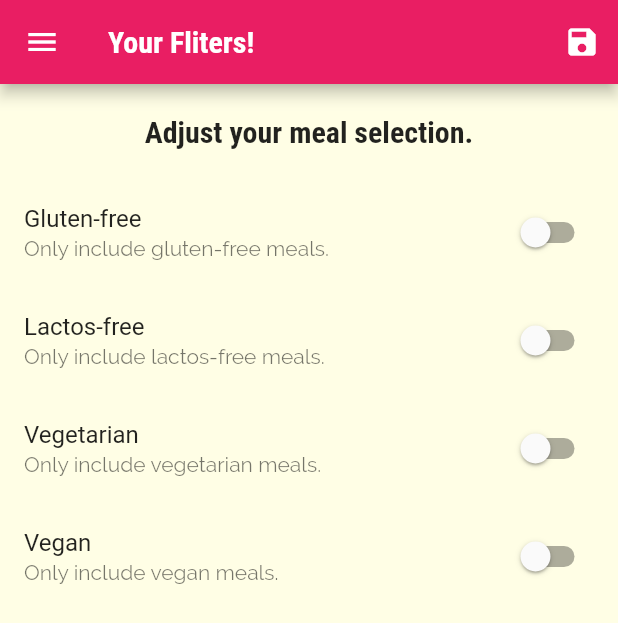
After one commit to vtmonilgandhi/Flutter-Demos, a Flutter app: the FlitersScreen screen opened by its route, in the side drawer, after a tap on the "save" icon, on a phone screen of 412 x 824 dp. The commit adds this screen. Shown: the top 623 px of the screen. Run offline on Flutter 3.47's test engine with Material 2 defaults, Android fonts, the phone set to English and light mode, and no system bars; our stand-ins replace camera, firebase_database, shared_preferences, sqflite; accounts and stored records are empty; project files that could hold a hidden picture were left out.

Commit message:
Added filter and favorite options

```diff
--- a/meals_app/lib/main.dart
+++ b/meals_app/lib/main.dart
@@ -1,6 +1,9 @@
 import 'package:flutter/material.dart';
+import 'package:meals_app/dummy_data.dart';
+import 'package:meals_app/screens/fliters_screen.dart';
 import 'package:meals_app/screens/meal_detail_screen.dart';
 
+import 'models/meal.dart';
 import 'screens/categories_screen.dart';
 import 'screens/category_meals_screen.dart';
 import 'screens/tabs_screen.dart';
@@ -9,8 +12,64 @@
   runApp(const MyApp());
 }
 
-class MyApp extends StatelessWidget {
+class MyApp extends StatefulWidget {
   const MyApp({super.key});
+
+  @override
+  State<MyApp> createState() => _MyAppState();
+}
+
+class _MyAppState extends State<MyApp> {
+  Map<String, bool> _filters = {
+    'gluten': false,
+    'lactose': false,
+    'vegetarian': false,
+    'vegan': false
+  };
+
+  List<Meal> _availableMeals = DUMMY_MEALS;
+  List<Meal> _favoriteMeals = [];
+
+  void _setFilters(Map<String, bool> filterData) {
+    setState(() {
+      _filters = filterData;
+      _availableMeals = DUMMY_MEALS.where((meal) {
+        if (_filters['gluten']! && !meal.isGlutenFree) {
+          return false;
+        }
+        if (_filters['lactose']! && !meal.isLactoseFree) {
+          return false;
+        }
+        if (_filters['vegetarian']! && !meal.isVegetarian) {
+          return false;
+        }
+        if (_filters['vegan']! && !meal.isVegan) {
+          return false;
+        }
+        return true;
+      }).toList();
+    });
+  }
+
+  void _toggleFavorite(String mealId) {
+    final existingIndex =
+        _favoriteMeals.indexWhere((meal) => meal.id == mealId);
+    if (existingIndex >= 0) {
+      setState(() {
+        _favoriteMeals.removeAt(existingIndex);
+      });
+    } else {
+      setState(() {
+        _favoriteMeals.add(
+          DUMMY_MEALS.firstWhere((meal) => meal.id == mealId),
+        );
+      });
+    }
+  }
+
+  bool _isMealFavorite(String id) {
+    return _favoriteMeals.any((meal) => meal.id == id);
+  }
 
   @override
   Widget build(BuildContext context) {
@@ -29,11 +88,18 @@
           colorScheme: ColorScheme.fromSwatch(primarySwatch: Colors.pink)
               .copyWith(secondary: Colors.amber)),
       // home: const CategoriesScreen(),
-      initialRoute: '/ ',
+      initialRoute: '/',
       routes: {
-        '/': (ctx) => const TabsScreen(),
-        CategoryMealsScreen.routeName: (ctx) => const CategoryMealsScreen(),
-        MealDetailScreen.routeName: (ctx) => const MealDetailScreen(),
+        '/': (ctx) => TabsScreen(favoriteMeals: _favoriteMeals),
+        CategoryMealsScreen.routeName: (ctx) => CategoryMealsScreen(
+              availableMeals: _availableMeals,
+            ),
+        MealDetailScreen.routeName: (ctx) =>
+            MealDetailScreen(_toggleFavorite, _isMealFavorite),
+        FlitersScreen.routeName: (ctx) => FlitersScreen(
+              saveFilters: _setFilters,
+              currentFilters: _filters,
+            ),
       },
       onUnknownRoute: (settings) {
         return MaterialPageRoute(builder: (ctx) => const CategoriesScreen());
--- /dev/null
+++ b/meals_app/lib/screens/fliters_screen.dart
@@ -0,0 +1,105 @@
+import 'package:flutter/material.dart';
+import 'package:meals_app/widgets/main_drawer.dart';
+
+class FlitersScreen extends StatefulWidget {
+  const FlitersScreen(
+      {super.key, required this.saveFilters, required this.currentFilters});
+
+  static const routeName = '/filters';
+  final dynamic saveFilters;
+  final Map<String, bool> currentFilters;
+  @override
+  State<FlitersScreen> createState() => _FlitersScreenState();
+}
+
+class _FlitersScreenState extends State<FlitersScreen> {
+  bool _glutenFree = false;
+  bool _lactoseFree = false;
+  bool _vegetarian = false;
+  bool _vegan = false;
+
+  @override
+  void initState() {
+    _glutenFree = widget.currentFilters['gluten']!;
+    _lactoseFree = widget.currentFilters['lactose']!;
+    _vegetarian = widget.currentFilters['vegetarian']!;
+    _vegan = widget.currentFilters['vegan']!;
+    super.initState();
+  }
+
+  Widget _buildSwitchListTile(String title, String description,
+      bool currentValue, dynamic updateValue) {
+    return SwitchListTile(
+      activeColor: Theme.of(context).colorScheme.secondary,
+      title: Text(title),
+      value: currentValue,
+      onChanged: updateValue,
+      subtitle: Text(description),
+    );
+  }
+
+  @override
+  Widget build(BuildContext context) {
+    return Scaffold(
+      appBar: AppBar(
+        title: const Text('Your Fliters!'),
+        actions: [
+          IconButton(
+              onPressed: () {
+                final selectedFilters = {
+                  'gluten': _glutenFree,
+                  'lactose': _lactoseFree,
+                  'vegetarian': _vegetarian,
+                  'vegan': _vegan
+                };
+                widget.saveFilters(selectedFilters);
+              },
+              icon: const Icon(Icons.save))
+        ],
+      ),
+      drawer: const Maindrawer(),
+      body: Column(
+        children: [
+          Container(
+            padding: const EdgeInsets.all(20),
+            child: Text(
+              'Adjust your meal selection.',
+              style: Theme.of(context).textTheme.headline6,
+            ),
+          ),
+          Expanded(
+              child: ListView(
+            children: [
+              _buildSwitchListTile(
+                  'Gluten-free', 'Only include gluten-free meals.', _glutenFree,
+                  (newValue) {
+                setState(() {
+                  _glutenFree = newValue;
+                });
+              }),
+              _buildSwitchListTile('Lactos-free',
+                  'Only include lactos-free meals.', _lactoseFree, (newValue) {
+                setState(() {
+                  _lactoseFree = newValue;
+                });
+              }),
+              _buildSwitchListTile(
+                  'Vegetarian', 'Only include vegetarian meals.', _vegetarian,
+                  (newValue) {
+                setState(() {
+                  _vegetarian = newValue;
+                });
+              }),
+              _buildSwitchListTile('Vegan', 'Only include vegan meals.', _vegan,
+                  (newValue) {
+                setState(() {
+                  _vegan = newValue;
+                });
+              }),
+            ],
+          ))
+        ],
+      ),
+    );
+  }
+}
--- a/meals_app/lib/widgets/main_drawer.dart
+++ b/meals_app/lib/widgets/main_drawer.dart
@@ -1,9 +1,10 @@
 import 'package:flutter/material.dart';
+import 'package:meals_app/screens/fliters_screen.dart';
 
 class Maindrawer extends StatelessWidget {
   const Maindrawer({super.key});
 
-  Widget buildListTile(String title, IconData icon) {
+  Widget buildListTile(String title, IconData icon, VoidCallback tapHandler) {
     return ListTile(
       leading: Icon(
         icon,
@@ -16,7 +17,7 @@
             fontWeight: FontWeight.bold,
             fontSize: 24),
       ),
-      onTap: () {},
+      onTap: tapHandler,
     );
   }
 
@@ -42,8 +43,13 @@
           const SizedBox(
             height: 20,
           ),
-          buildListTile('Meals', Icons.restaurant),
-          buildListTile('Filters', Icons.settings),
+          buildListTile('Meals', Icons.restaurant,
+              () => Navigator.of(context).pushReplacementNamed('/')),
+          buildListTile(
+              'Filters',
+              Icons.settings,
+              () => Navigator.of(context)
+                  .pushReplacementNamed(FlitersScreen.routeName)),
         ],
       ),
     );
```
Also changed, not shown: meals_app/lib/screens/category_meals_screen.dart (+45 -17 lines), meals_app/lib/screens/favorites_screen.dart (+25 -6 lines), meals_app/lib/screens/meal_detail_screen.dart (+11 -2 lines), meals_app/lib/screens/tabs_screen.dart (+21 -7 lines), meals_app/lib/widgets/meal_item.dart (+10 -4 lines).
